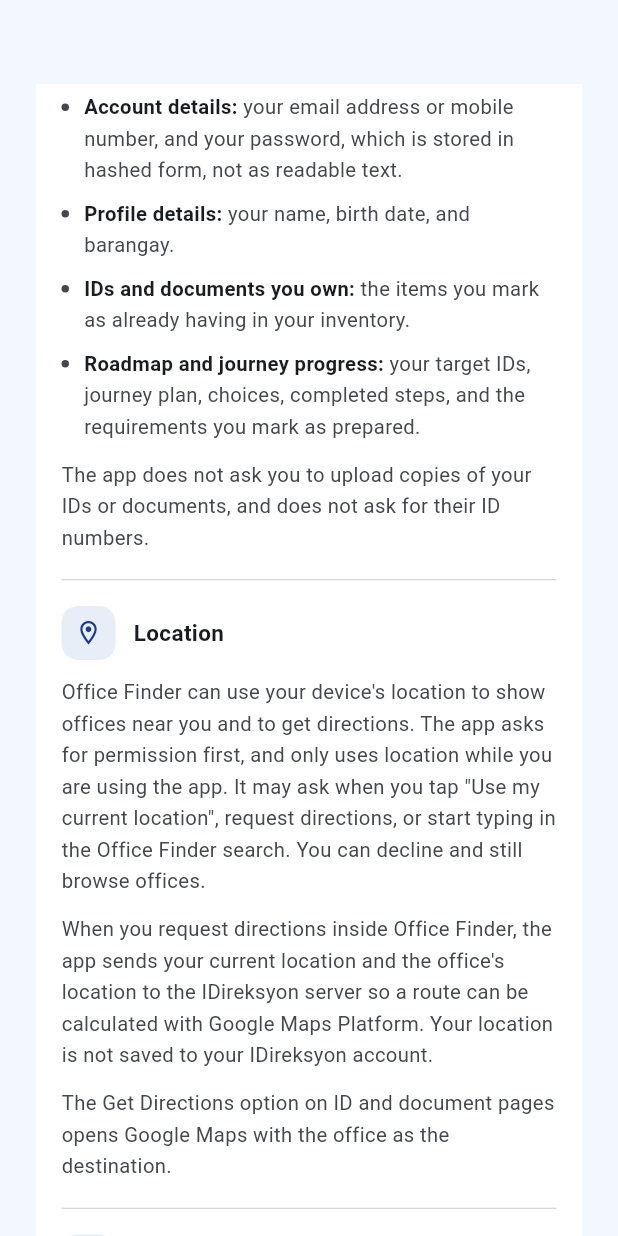
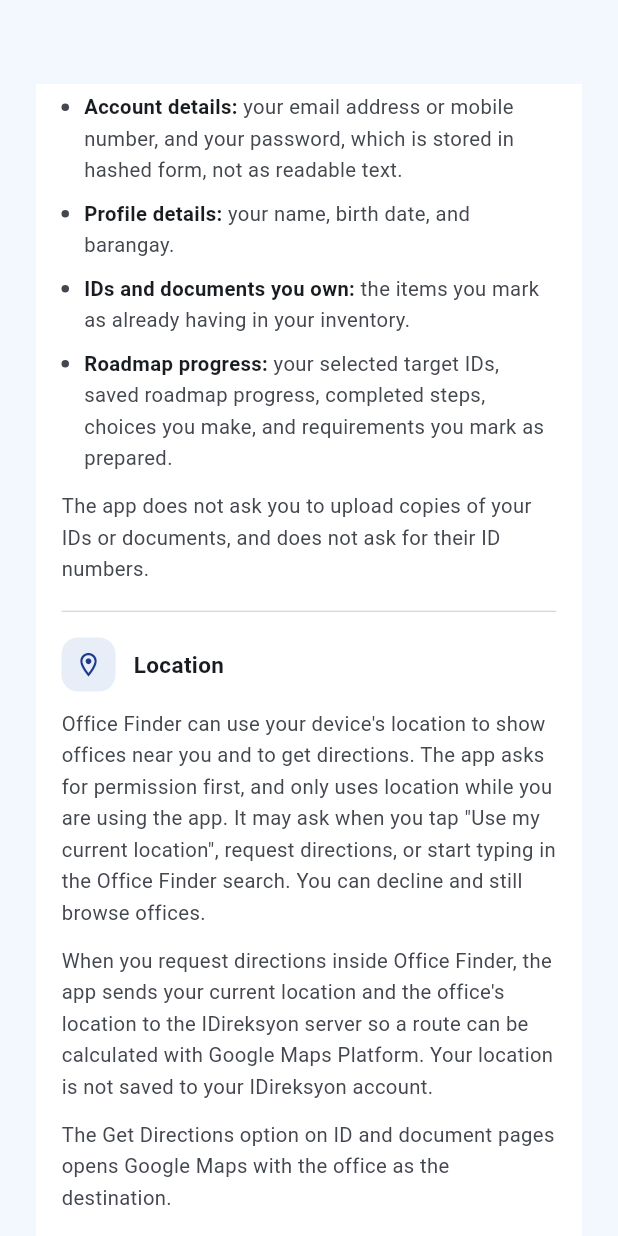
Before and after one commit to ReyesKyleJara/IDireksyon-frontend, a Flutter app: the PrivacyPolicyScreen widget shown alone on an empty page, opened directly, scrolled down 576 dp, on a phone screen of 412 x 824 dp. Run offline on Flutter 3.47's test engine with Material 3 defaults, Android fonts, the phone set to English and light mode, and no system bars; our stand-ins replace camera, flutter_secure_storage, flutter_svg, geolocator, google_maps_flutter, image_picker and 3 more; missing offline and left inert: crop_your_image, dart:js_interop, pointer_interceptor; accounts and stored records are empty; network calls fail; Roboto replaces fonts that are missing (Google Sans).

Commit message:
Use Roadmap wording in the in-app Privacy Policy
Co-Authored-By: Claude Opus 5.5 <noreply@anthropic.com>

```diff
--- a/lib/features/profile/privacy_policy_screen.dart
+++ b/lib/features/profile/privacy_policy_screen.dart
@@ -45,9 +45,10 @@ class PrivacyPolicyScreen extends StatelessWidget {
                   lead: 'IDs and documents you own',
                 ),
                 LegalItem(
-                  'your target IDs, journey plan, choices, completed steps, '
-                  'and the requirements you mark as prepared.',
-                  lead: 'Roadmap and journey progress',
+                  'your selected target IDs, saved roadmap progress, '
+                  'completed steps, choices you make, and requirements you '
+                  'mark as prepared.',
+                  lead: 'Roadmap progress',
                 ),
               ]),
               LegalParagraph(
@@ -101,7 +102,7 @@ class PrivacyPolicyScreen extends StatelessWidget {
             body: [
               LegalParagraph(
                 'We use this information to run your account, save your '
-                'inventory and journey progress, and show guidance based on '
+                'inventory and roadmap progress, and show guidance based on '
                 'what you enter. We also use your email address to send '
                 'sign-up verification codes and password reset links.',
               ),
```
Also changed, not shown: 1 other file.
